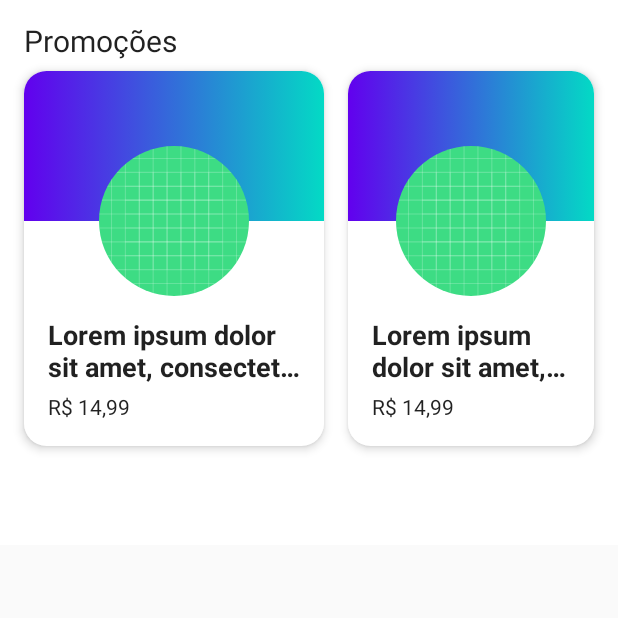
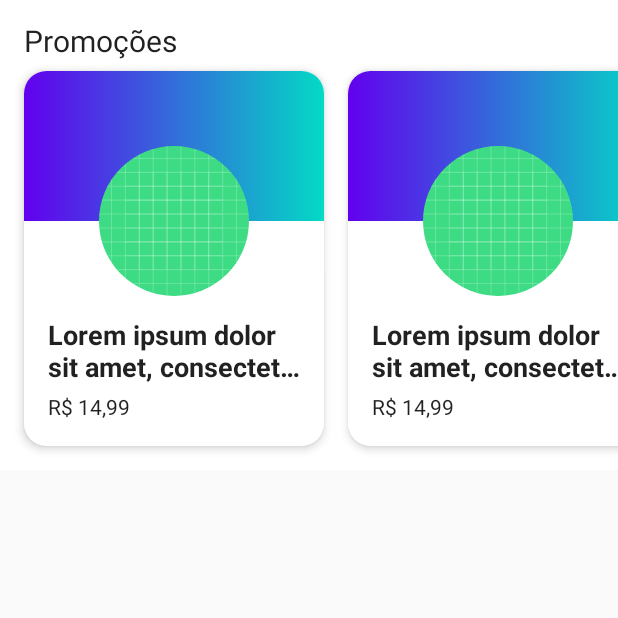
Before and after one commit to DeniseLeandroDeCastro/aprendendo-composable, an Android app built with Jetpack Compose: the screen it shows after launch (MainActivity), on a phone screen of 412 x 824 dp, the top half of it. Run offline under Robolectric (Android 15) with nearby library versions, the phone set to English and light mode, and no system bars.

Commit message:
[ANDROID][COMPOSABLE] - Adiciona o rememberScrollState

```diff
--- a/app/src/main/java/br/com/denisecastro/delivery/MainActivity.kt
+++ b/app/src/main/java/br/com/denisecastro/delivery/MainActivity.kt
@@ -3,8 +3,8 @@ package br.com.denisecastro.delivery
 import android.os.Bundle
 import androidx.activity.ComponentActivity
 import androidx.activity.compose.setContent
-import androidx.compose.foundation.Image
-import androidx.compose.foundation.background
+import androidx.compose.foundation.*
+import androidx.compose.foundation.gestures.scrollable
 import androidx.compose.foundation.layout.*
 import androidx.compose.foundation.shape.CircleShape
 import androidx.compose.foundation.shape.RoundedCornerShape
@@ -53,15 +53,18 @@ fun ProductsSection() {
             fontSize = 20.sp,
             fontWeight = FontWeight(400)
         )
-        Row(Modifier.padding(
-            start = 16.dp,
-            top = 8.dp,
-            end = 16.dp,
-            bottom = 16.dp).fillMaxWidth(),
-            horizontalArrangement = Arrangement.spacedBy(16.dp)) {
+        Row(
+            Modifier
+                .padding(top = 8.dp, bottom = 16.dp)
+                .fillMaxWidth()
+                .horizontalScroll(rememberScrollState()),
+            horizontalArrangement = Arrangement.spacedBy(16.dp)
+        ) {
+            Spacer(Modifier)
             ProductItem()
             ProductItem()
             ProductItem()
+            Spacer(Modifier)
         }
     }
 }
@@ -70,7 +73,8 @@ fun ProductsSection() {
 fun ProductItem() {
     Surface(
         shape = RoundedCornerShape(15.dp),
-        elevation = 4.dp) {
+        elevation = 4.dp
+    ) {
         Column(
             Modifier
                 .width(200.dp)
@@ -99,7 +103,7 @@ fun ProductItem() {
                         .align(BottomCenter)
                 )
             }
-            Spacer(modifier = Modifier.height(imageSize/2))
+            Spacer(modifier = Modifier.height(imageSize / 2))
             Column(Modifier.padding(16.dp)) {
                 Text(
                     text = LoremIpsum(50).values.first(),
```
